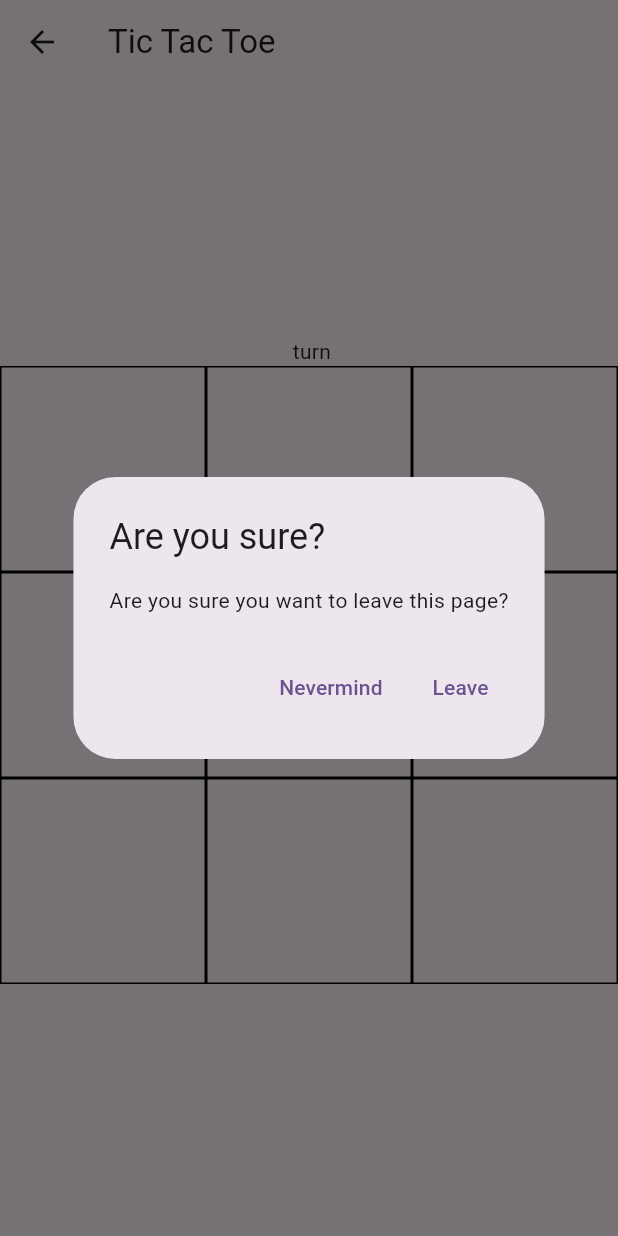
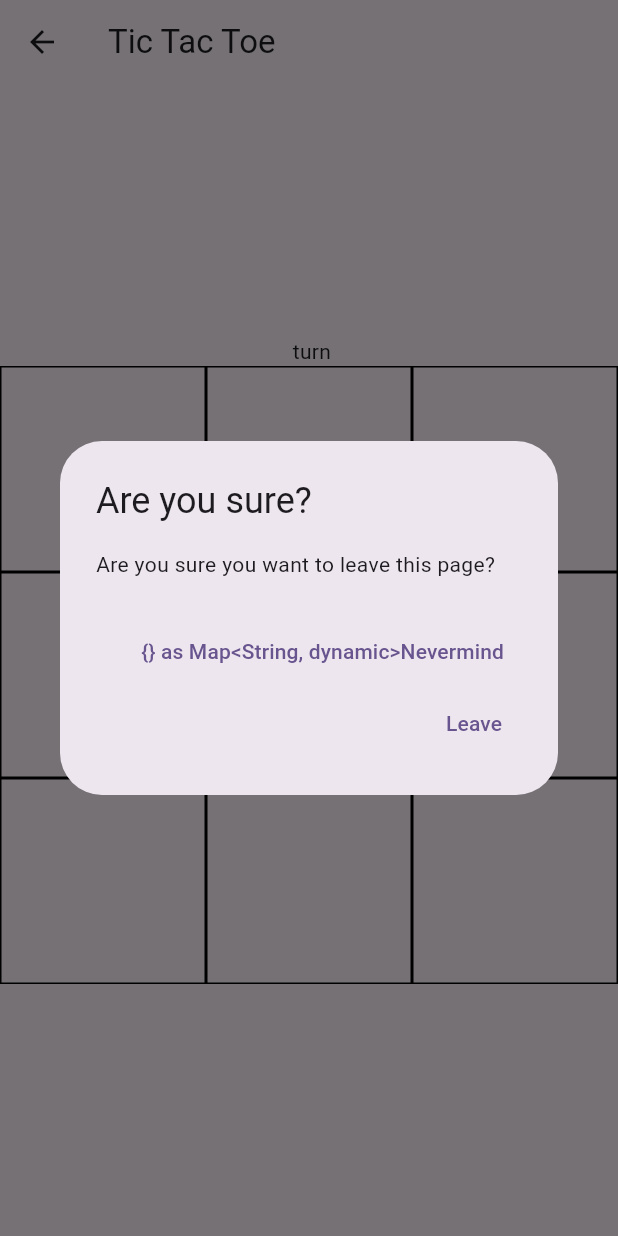
Before and after one commit to SulabhShrestha/tic-tac-toe, a Flutter app: the GamePage screen opened directly with empty values, after a tap on the "arrow back" icon, on a phone screen of 412 x 824 dp. Run offline on Flutter 3.47's test engine with Material 3 defaults, Android fonts, the light colour scheme and no system bars; our stand-ins replace flutter_dotenv, flutter_riverpod, socket_io_client; statements that could not run were skipped.

Commit message:
Fixed issue with creating room

```diff
--- a/mobile/lib/main.dart
+++ b/mobile/lib/main.dart
@@ -47,7 +47,7 @@ class MyApp extends ConsumerWidget {
               socketWebServices: (settings.arguments
                       as Map<String, dynamic>)["socketWebServices"]
                   as SocketWebServices,
-              players: (settings.arguments as Map)["players"]
+              players: (settings.arguments as Map<String, dynamic>)["players"]
                   as Map<String, dynamic>),
         );
       case '/':
--- a/mobile/lib/views/game_page/game_page.dart
+++ b/mobile/lib/views/game_page/game_page.dart
@@ -105,7 +105,7 @@ class _HomePageState extends ConsumerState<GamePage> {
                 style: TextButton.styleFrom(
                   textStyle: Theme.of(context).textTheme.labelLarge,
                 ),
-                child: const Text('Nevermind'),
+                child: const Text('{} as Map<String, dynamic>Nevermind'),
                 onPressed: () {
                   Navigator.pop(context);
                 },
@@ -161,6 +161,7 @@ class _HomePageState extends ConsumerState<GamePage> {
             children: [
               // game grid
               Column(
+                mainAxisSize: MainAxisSize.max,
                 mainAxisAlignment: MainAxisAlignment.center,
                 children: [
                   // who's turn
--- a/mobile/lib/views/homepage/home_page.dart
+++ b/mobile/lib/views/homepage/home_page.dart
@@ -38,7 +38,7 @@ class HomePage extends ConsumerWidget {
 
                     Navigator.of(context).pushNamed("/game", arguments: {
                       "socketWebServices": socketWebServices,
-                      "players": {},
+                      "players": <String, dynamic>{},
                     });
                   });
                 },
```
